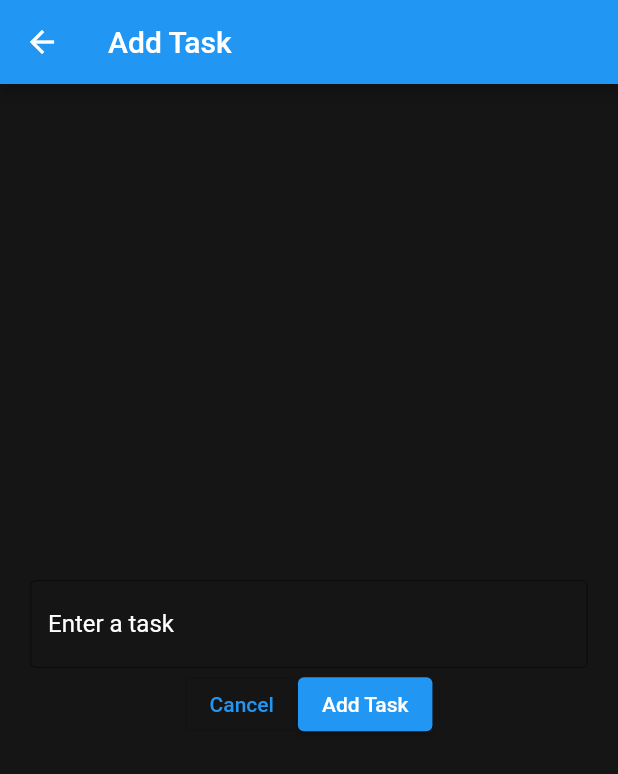
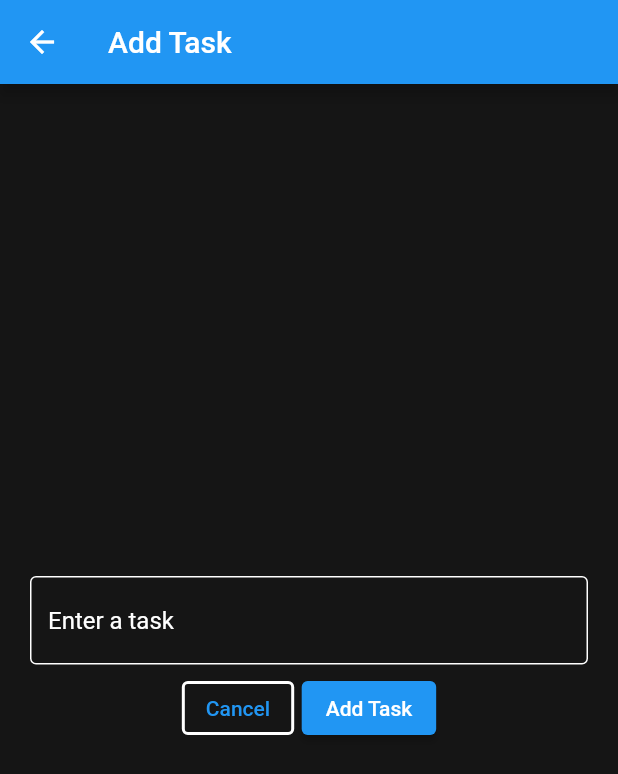
Before and after one commit to niravjaiswal/todo, a Flutter app: the screen it shows after launch, after a tap on the "add" icon, on a phone screen of 412 x 824 dp. Shown: the top 774 px of the screen. Run offline on Flutter 3.47's test engine with Material 2 defaults, Android fonts, the phone set to English and light mode, and no system bars.

Commit message:
style changes

```diff
--- a/lib/add_task_button.dart
+++ b/lib/add_task_button.dart
@@ -15,7 +15,7 @@ class _AddTaskButtonState extends State<AddTaskButton> {
   @override
   Widget build(BuildContext context) {
     return Padding(
-        padding: const EdgeInsets.all(8.0),
+        padding: const EdgeInsets.all(0),
         child: Align(
             alignment: Alignment.bottomRight,
             child: ElevatedButton(
--- a/lib/add_task_screen.dart
+++ b/lib/add_task_screen.dart
@@ -25,15 +25,19 @@ class _AddTaskScreenState extends State<AddTaskScreen> {
         crossAxisAlignment: CrossAxisAlignment.center,
         children: [
           Textbox(texthandler),
+          const SizedBox(height: 5),
           Row(
             mainAxisAlignment: MainAxisAlignment.center,
             children: [
               OutlinedButton(
+                style: OutlinedButton.styleFrom(
+                    side: BorderSide(color: Colors.white, width: 2)),
                 child: const Text("Cancel"),
                 onPressed: () {
                   Navigator.pop(context);
                 },
               ),
+              const SizedBox(width: 5),
               ElevatedButton(
                 onPressed: () {
                   setState(() {
--- a/lib/main.dart
+++ b/lib/main.dart
@@ -32,7 +32,7 @@ class _MyAppState extends State<MyApp> {
         appBar: AppBar(
           title: const Text("ToDo List"),
         ),
-        body: (TodoList(tasks)),
+        body: TodoList(tasks),
         floatingActionButton: AddTaskButton(tasks, refresh),
       ),
     );
--- a/lib/textbox.dart
+++ b/lib/textbox.dart
@@ -12,7 +12,8 @@ class Textbox extends StatelessWidget {
         style: const TextStyle(color: Colors.white),
         controller: textHandler,
         decoration: const InputDecoration(
-            border: OutlineInputBorder(),
+            enabledBorder: OutlineInputBorder(
+                borderSide: BorderSide(width: 1, color: Colors.white)),
             hintText: 'Enter a task',
             hintStyle: TextStyle(color: Colors.white)),
       ),
--- a/lib/todo_list.dart
+++ b/lib/todo_list.dart
@@ -1,3 +1,5 @@
+import 'dart:ui';
+
 import 'package:flutter/material.dart';
 import 'package:my_app/task.dart';
 
@@ -14,7 +16,7 @@ class _TodoListState extends State<TodoList> {
   List<Widget> get taskList {
     List<Widget> list = [];
     for (Task taski in widget.tasks) {
-      list.add(CheckboxListTile(
+      /*list.add(CheckboxListTile(
         selectedTileColor: Colors.amber,
         value: taski.progress,
         onChanged: (boolean) {
@@ -26,15 +28,39 @@ class _TodoListState extends State<TodoList> {
           taski.task,
           style: const TextStyle(color: Colors.white),
         ),
-      ));
+      ));*/
+      list.add(
+        Row(
+          mainAxisAlignment: MainAxisAlignment.start,
+          children: [
+            SizedBox(
+                height: 24.0,
+                width: 24.0,
+                child: Checkbox(
+                    value: taski.progress,
+                    onChanged: (value) {
+                      setState(() => taski.setProgress(value));
+                    })),
+            // You can play with the width to adjust your
+            // desired spacing
+            const SizedBox(width: 10.0),
+            Text(
+              taski.task,
+              style: const TextStyle(color: Colors.white),
+            )
+          ],
+        ),
+      );
     }
     return list;
   }
 
   @override
   Widget build(BuildContext context) {
-    return Column(
-      children: taskList,
-    );
+    return Container(
+        padding: const EdgeInsets.all(25),
+        child: Column(
+          children: taskList,
+        ));
   }
 }
```
